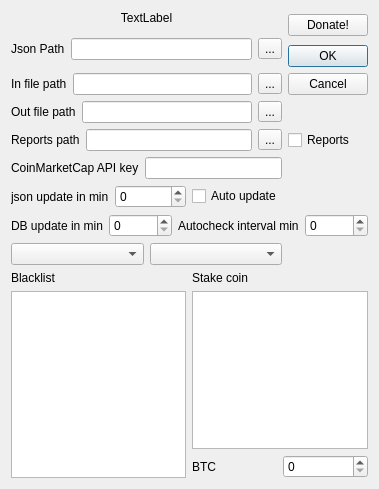
Above: settingsdialog.ui from QTinman/CoinBrowser before the change. Below: the same form after it.
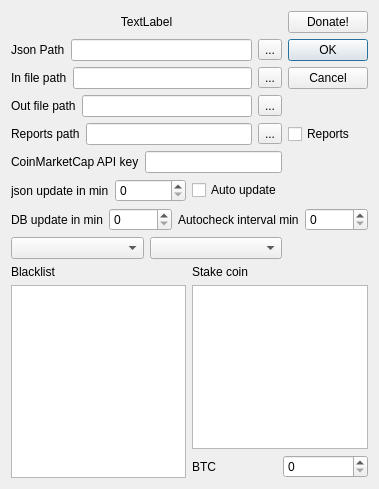
That is the form after the change. Icons and pictures are not drawn.

What changed in the file:
```diff
--- a/settingsdialog.ui
+++ b/settingsdialog.ui
@@ -28,14 +28,14 @@
      </property>
     </widget>
    </item>
-   <item row="0" column="1" rowspan="2">
+   <item row="0" column="1">
     <widget class="QPushButton" name="pushButton">
      <property name="text">
       <string>Donate!</string>
      </property>
     </widget>
    </item>
-   <item row="1" column="0" rowspan="2">
+   <item row="1" column="0">
     <layout class="QHBoxLayout" name="horizontalLayout">
      <item>
       <widget class="QLabel" name="jsonpath">
@@ -56,7 +56,7 @@
      </item>
     </layout>
    </item>
-   <item row="2" column="1" rowspan="2">
+   <item row="1" column="1" rowspan="2">
     <widget class="QDialogButtonBox" name="buttonBox">
      <property name="orientation">
       <enum>Qt::Vertical</enum>
@@ -66,7 +66,7 @@
      </property>
     </widget>
    </item>
-   <item row="3" column="0">
+   <item row="2" column="0">
     <layout class="QHBoxLayout" name="horizontalLayout_4">
      <item>
       <widget class="QLabel" name="label_2">
@@ -87,7 +87,7 @@
      </item>
     </layout>
    </item>
-   <item row="4" column="0">
+   <item row="3" column="0">
     <layout class="QHBoxLayout" name="horizontalLayout_2">
      <item>
       <widget class="QLabel" name="label">
@@ -108,7 +108,7 @@
      </item>
     </layout>
    </item>
-   <item row="5" column="0">
+   <item row="4" column="0">
     <layout class="QHBoxLayout" name="horizontalLayout_3">
      <item>
       <widget class="QLabel" name="label_3">
@@ -129,7 +129,14 @@
      </item>
     </layout>
    </item>
-   <item row="6" column="0">
+   <item row="4" column="1">
+    <widget class="QCheckBox" name="reports">
+     <property name="text">
+      <string>Reports</string>
+     </property>
+    </widget>
+   </item>
+   <item row="5" column="0">
     <layout class="QHBoxLayout" name="horizontalLayout_8">
      <item>
       <widget class="QLabel" name="label_7">
@@ -143,7 +150,7 @@
      </item>
     </layout>
    </item>
-   <item row="7" column="0">
+   <item row="6" column="0">
     <layout class="QHBoxLayout" name="horizontalLayout_9">
      <item>
       <widget class="QLabel" name="label_8">
@@ -168,7 +175,7 @@
      </item>
     </layout>
    </item>
-   <item row="8" column="0" colspan="2">
+   <item row="7" column="0" colspan="2">
     <layout class="QHBoxLayout" name="horizontalLayout_10">
      <item>
       <widget class="QLabel" name="label_9">
@@ -196,7 +203,7 @@
      </item>
     </layout>
    </item>
-   <item row="9" column="0">
+   <item row="8" column="0">
     <layout class="QHBoxLayout" name="horizontalLayout_6">
      <item>
       <widget class="QComboBox" name="exchanges"/>
@@ -206,7 +213,7 @@
      </item>
     </layout>
    </item>
-   <item row="10" column="0" colspan="2">
+   <item row="9" column="0" colspan="2">
     <layout class="QHBoxLayout" name="horizontalLayout_7">
      <item>
       <layout class="QVBoxLayout" name="verticalLayout_2">
@@ -256,13 +263,6 @@
      </item>
     </layout>
    </item>
-   <item row="5" column="1">
-    <widget class="QCheckBox" name="reports">
-     <property name="text">
-      <string>Reports</string>
-     </property>
-    </widget>
-   </item>
   </layout>
  </widget>
  <tabstops>
```
